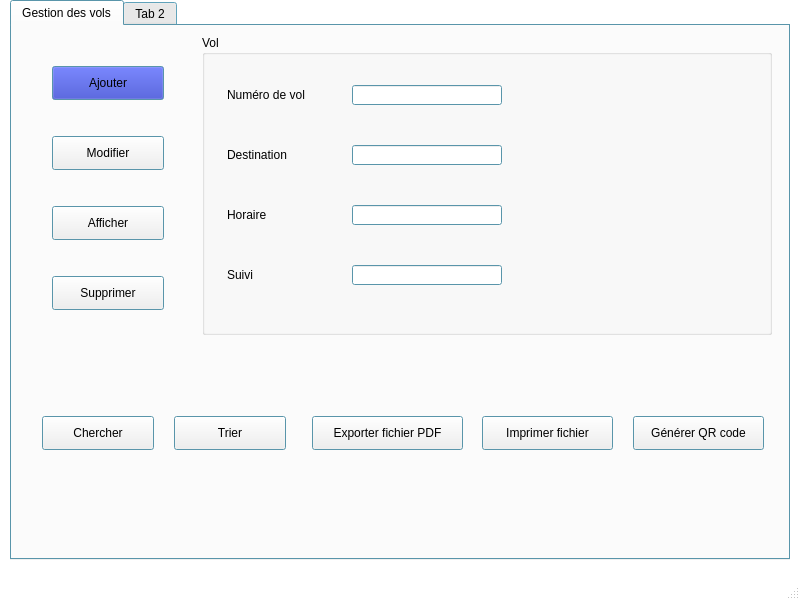
franck-russell/Smart_Station_2A20_Equipe1, file mainwindow.ui: the form before one commit.
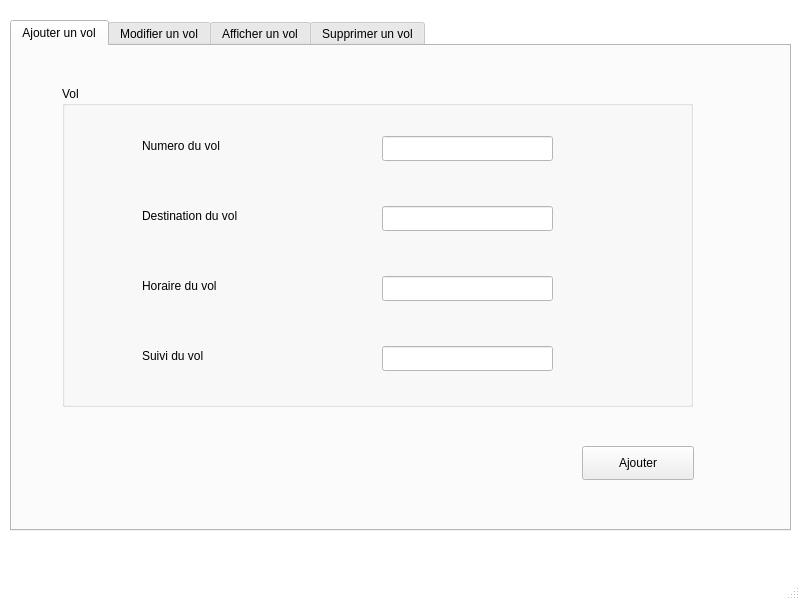
The form after the commit. The open tabs and pages were chosen to show the change.

```diff
--- a/mainwindow.ui
+++ b/mainwindow.ui
@@ -82,89 +82,25 @@
     <property name="geometry">
      <rect>
       <x>10</x>
-      <y>0</y>
-      <width>780</width>
-      <height>560</height>
+      <y>20</y>
+      <width>781</width>
+      <height>511</height>
      </rect>
     </property>
-    <property name="palette">
-     <palette>
-      <active>
-       <colorrole role="Base">
-        <brush brushstyle="SolidPattern">
-         <color alpha="255">
-          <red>255</red>
-          <green>255</green>
-          <blue>255</blue>
-         </color>
-        </brush>
-       </colorrole>
-       <colorrole role="Window">
-        <brush brushstyle="SolidPattern">
-         <color alpha="255">
-          <red>124</red>
-          <green>208</green>
-          <blue>238</blue>
-         </color>
-        </brush>
-       </colorrole>
-      </active>
-      <inactive>
-       <colorrole role="Base">
-        <brush brushstyle="SolidPattern">
-         <color alpha="255">
-          <red>255</red>
-          <green>255</green>
-          <blue>255</blue>
-         </color>
-        </brush>
-       </colorrole>
-       <colorrole role="Window">
-        <brush brushstyle="SolidPattern">
-         <color alpha="255">
-          <red>124</red>
-          <green>208</green>
-          <blue>238</blue>
-         </color>
-        </brush>
-       </colorrole>
-      </inactive>
-      <disabled>
-       <colorrole role="Base">
-        <brush brushstyle="SolidPattern">
-         <color alpha="255">
-          <red>124</red>
-          <green>208</green>
-          <blue>238</blue>
-         </color>
-        </brush>
-       </colorrole>
-       <colorrole role="Window">
-        <brush brushstyle="SolidPattern">
-         <color alpha="255">
-          <red>124</red>
-          <green>208</green>
-          <blue>238</blue>
-         </color>
-        </brush>
-       </colorrole>
-      </disabled>
-     </palette>
-    </property>
     <property name="currentIndex">
      <number>0</number>
     </property>
     <widget class="QWidget" name="tab">
      <attribute name="title">
-      <string>Gestion des vols</string>
+      <string>Ajouter un vol</string>
      </attribute>
-     <widget class="QGroupBox" name="groupBox">
+     <widget class="QGroupBox" name="Vol">
       <property name="geometry">
        <rect>
-        <x>190</x>
-        <y>9</y>
-        <width>570</width>
-        <height>300</height>
+        <x>50</x>
+        <y>40</y>
+        <width>631</width>
+        <height>321</height>
        </rect>
       </property>
       <property name="title">
@@ -173,92 +109,92 @@
       <widget class="QLabel" name="label">
        <property name="geometry">
         <rect>
-         <x>25</x>
+         <x>80</x>
          <y>50</y>
-         <width>111</width>
+         <width>151</width>
          <height>20</height>
         </rect>
        </property>
        <property name="text">
-        <string>Numéro de vol</string>
+        <string>Numero du vol</string>
        </property>
       </widget>
       <widget class="QLabel" name="label_2">
        <property name="geometry">
         <rect>
-         <x>25</x>
-         <y>110</y>
-         <width>101</width>
+         <x>80</x>
+         <y>120</y>
+         <width>131</width>
          <height>20</height>
         </rect>
        </property>
        <property name="text">
-        <string>Destination</string>
+        <string>Destination du vol</string>
        </property>
       </widget>
       <widget class="QLabel" name="label_3">
        <property name="geometry">
         <rect>
-         <x>25</x>
-         <y>170</y>
-         <width>69</width>
+         <x>80</x>
+         <y>190</y>
+         <width>121</width>
          <height>20</height>
         </rect>
        </property>
        <property name="text">
-        <string>Horaire</string>
+        <string>Horaire du vol</string>
        </property>
       </widget>
       <widget class="QLabel" name="label_4">
        <property name="geometry">
         <rect>
-         <x>25</x>
-         <y>230</y>
-         <width>69</width>
+         <x>80</x>
+         <y>260</y>
+         <width>111</width>
          <height>20</height>
         </rect>
        </property>
        <property name="text">
-        <string>Suivi</string>
+        <string>Suivi du vol</string>
        </property>
       </widget>
-      <widget class="QLineEdit" name="lineEdit">
+      <widget class="QLineEdit" name="lineEdit_numero">
        <property name="geometry">
         <rect>
-         <x>150</x>
+         <x>320</x>
          <y>50</y>
-         <width>150</width>
-         <height>20</height>
+         <width>171</width>
+         <height>25</height>
         </rect>
        </property>
       </widget>
-      <widget class="QLineEdit" name="lineEdit_2">
+      <widget class="QLineEdit" name="lineEdit_destination">
        <property name="geometry">
         <rect>
-         <x>150</x>
-         <y>110</y>
-         <width>150</width>
-         <height>20</height>
+         <x>320</x>
+         <y>120</y>
+         <width>171</width>
+         <height>25</height>
         </rect>
        </property>
       </widget>
-      <widget class="QLineEdit" name="lineEdit_3">
+      <widget class="QLineEdit" name="lineEdit_horaire">
        <property name="geometry">
         <rect>
-         <x>150</x>
-         <y>170</y>
-         <width>150</width>
-         <height>20</height>
+         <x>320</x>
+         <y>190</y>
+         <width>171</width>
+         <height>25</height>
         </rect>
        </property>
       </widget>
-      <widget class="QLineEdit" name="lineEdit_4">
+      <widget class="QLineEdit" name="lineEdit_suivi">
        <property name="geometry">
         <rect>
-         <x>150</x>
-         <y>230</y>
-         <width>150</width>
-         <height>20</height>
+         <x>320</x>
+         <y>260</y>
+         <width>171</width>
+         <height>25</height>
         </rect>
        </property>
       </widget>
@@ -266,58 +202,131 @@
      <widget class="QPushButton" name="pushButton">
       <property name="geometry">
        <rect>
-        <x>40</x>
-        <y>40</y>
+        <x>570</x>
+        <y>400</y>
         <width>112</width>
         <height>34</height>
        </rect>
       </property>
-      <property name="palette">
-       <palette>
-        <active>
-         <colorrole role="Button">
-          <brush brushstyle="SolidPattern">
-           <color alpha="255">
-            <red>43</red>
-            <green>58</green>
-            <blue>194</blue>
-           </color>
-          </brush>
-         </colorrole>
-        </active>
-        <inactive>
-         <colorrole role="Button">
-          <brush brushstyle="SolidPattern">
-           <color alpha="255">
-            <red>43</red>
-            <green>58</green>
-            <blue>194</blue>
-           </color>
-          </brush>
-         </colorrole>
-        </inactive>
-        <disabled>
-         <colorrole role="Button">
-          <brush brushstyle="SolidPattern">
-           <color alpha="255">
-            <red>43</red>
-            <green>58</green>
-            <blue>194</blue>
-           </color>
-          </brush>
-         </colorrole>
-        </disabled>
-       </palette>
-      </property>
       <property name="text">
        <string>Ajouter</string>
       </property>
      </widget>
-     <widget class="QPushButton" name="pushButton_2">
+    </widget>
+    <widget class="QWidget" name="tab_modifier">
+     <attribute name="title">
+      <string>Modifier un vol</string>
+     </attribute>
+     <widget class="QGroupBox" name="groupBox">
       <property name="geometry">
        <rect>
-        <x>40</x>
-        <y>110</y>
+        <x>50</x>
+        <y>40</y>
+        <width>631</width>
+        <height>321</height>
+       </rect>
+      </property>
+      <property name="title">
+       <string>Vol</string>
+      </property>
+      <widget class="QLabel" name="label_6">
+       <property name="geometry">
+        <rect>
+         <x>80</x>
+         <y>50</y>
+         <width>191</width>
+         <height>20</height>
+        </rect>
+       </property>
+       <property name="text">
+        <string>Numero du vol à modifier</string>
+       </property>
+      </widget>
+      <widget class="QLabel" name="label_7">
+       <property name="geometry">
+        <rect>
+         <x>80</x>
+         <y>120</y>
+         <width>131</width>
+         <height>20</height>
+        </rect>
+       </property>
+       <property name="text">
+        <string>Destination du vol</string>
+       </property>
+      </widget>
+      <widget class="QLabel" name="label_8">
+       <property name="geometry">
+        <rect>
+         <x>80</x>
+         <y>190</y>
+         <width>121</width>
+         <height>20</height>
+        </rect>
+       </property>
+       <property name="text">
+        <string>Horaire du vol</string>
+       </property>
+      </widget>
+      <widget class="QLabel" name="label_9">
+       <property name="geometry">
+        <rect>
+         <x>80</x>
+         <y>260</y>
+         <width>111</width>
+         <height>20</height>
+        </rect>
+       </property>
+       <property name="text">
+        <string>Suivi du vol</string>
+       </property>
+      </widget>
+      <widget class="QLineEdit" name="lineEdit_modif_destination">
+       <property name="geometry">
+        <rect>
+         <x>320</x>
+         <y>120</y>
+         <width>171</width>
+         <height>25</height>
+        </rect>
+       </property>
+      </widget>
+      <widget class="QLineEdit" name="lineEdit_modif_horaire">
+       <property name="geometry">
+        <rect>
+         <x>320</x>
+         <y>190</y>
+         <width>171</width>
+         <height>25</height>
+        </rect>
+       </property>
+      </widget>
+      <widget class="QLineEdit" name="lineEdit_modif_suivi">
+       <property name="geometry">
+        <rect>
+         <x>320</x>
+         <y>260</y>
+         <width>171</width>
+         <height>25</height>
+        </rect>
+       </property>
+      </widget>
+      <widget class="QComboBox" name="comboBox_modifier">
+       <property name="geometry">
+        <rect>
+         <x>320</x>
+         <y>50</y>
+         <width>171</width>
+         <height>25</height>
+        </rect>
+       </property>
+      </widget>
+     </widget>
+     <widget class="QPushButton" name="pushButton_modifier">
+      <property name="geometry">
+       <rect>
+        <x>570</x>
+        <y>400</y>
         <width>112</width>
         <height>34</height>
        </rect>
@@ -326,102 +335,75 @@
        <string>Modifier</string>
       </property>
      </widget>
-     <widget class="QPushButton" name="pushButton_3">
+     <widget class="QPushButton" name="pushButton_loadlist">
       <property name="geometry">
        <rect>
-        <x>40</x>
-        <y>180</y>
+        <x>420</x>
+        <y>400</y>
         <width>112</width>
         <height>34</height>
        </rect>
       </property>
       <property name="text">
-       <string>Afficher</string>
+       <string>Load list</string>
       </property>
      </widget>
-     <widget class="QPushButton" name="pushButton_4">
-      <property name="geometry">
-       <rect>
-        <x>40</x>
-        <y>250</y>
-        <width>112</width>
-        <height>34</height>
-       </rect>
-      </property>
-      <property name="text">
-       <string>Supprimer</string>
-      </property>
-     </widget>
-     <widget class="QPushButton" name="pushButton_5">
-      <property name="geometry">
-       <rect>
-        <x>621</x>
-        <y>390</y>
-        <width>131</width>
-        <height>34</height>
-       </rect>
-      </property>
-      <property name="text">
-       <string>Générer QR code</string>
-      </property>
-     </widget>
-     <widget class="QPushButton" name="pushButton_6">
-      <property name="geometry">
-       <rect>
-        <x>470</x>
-        <y>390</y>
-        <width>131</width>
-        <height>34</height>
-       </rect>
-      </property>
-      <property name="text">
-       <string>Imprimer fichier</string>
-      </property>
-     </widget>
-     <widget class="QPushButton" name="pushButton_7">
-      <property name="geometry">
-       <rect>
-        <x>300</x>
-        <y>390</y>
-        <width>151</width>
-        <height>34</height>
-       </rect>
-      </property>
-      <property name="text">
-       <string>Exporter fichier PDF</string>
-      </property>
-     </widget>
-     <widget class="QPushButton" name="pushButton_8">
-      <property name="geometry">
-       <rect>
-        <x>162</x>
-        <y>390</y>
-        <width>112</width>
-        <height>34</height>
-       </rect>
-      </property>
-      <property name="text">
-       <string>Trier</string>
-      </property>
-     </widget>
-     <widget class="QPushButton" name="pushButton_9">
+    </widget>
+    <widget class="QWidget" name="tab_afficher">
+     <attribute name="title">
+      <string>Afficher un vol</string>
+     </attribute>
+     <widget class="QTableView" name="tableView">
       <property name="geometry">
        <rect>
         <x>30</x>
-        <y>390</y>
-        <width>112</width>
-        <height>34</height>
+        <y>30</y>
+        <width>721</width>
+        <height>421</height>
        </rect>
       </property>
-      <property name="text">
-       <string>Chercher</string>
-      </property>
      </widget>
     </widget>
     <widget class="QWidget" name="tab_2">
      <attribute name="title">
-      <string>Tab 2</string>
+      <string>Supprimer un vol</string>
      </attribute>
+     <widget class="QLabel" name="label_5">
+      <property name="geometry">
+       <rect>
+        <x>110</x>
+        <y>140</y>
+        <width>201</width>
+        <height>20</height>
+       </rect>
+      </property>
+      <property name="text">
+       <string>Numéro du vol à supprimer</string>
+      </property>
+     </widget>
+     <widget class="QPushButton" name="pushButton_supprimer">
+      <property name="geometry">
+       <rect>
+        <x>570</x>
+        <y>270</y>
+        <width>112</width>
+        <height>34</height>
+       </rect>
+      </property>
+      <property name="text">
+       <string>Supprimer</string>
+      </property>
+     </widget>
+     <widget class="QLineEdit" name="lineEdit">
+      <property name="geometry">
+       <rect>
+        <x>420</x>
+        <y>140</y>
+        <width>113</width>
+        <height>25</height>
+       </rect>
+      </property>
+     </widget>
     </widget>
    </widget>
   </widget>
```
Left out of the diff: 8 changed lines with no effect on the pictures.
